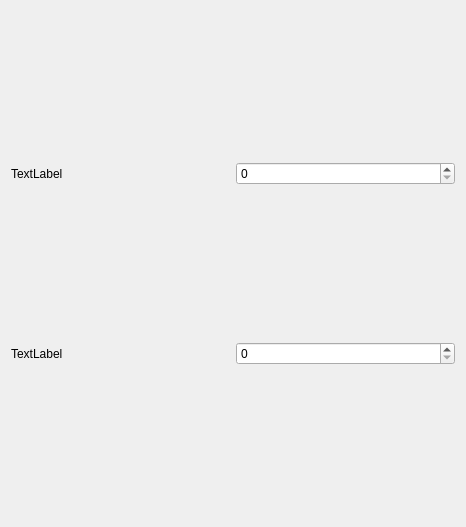
This is APSavegameEditor/Stats.ui in odom11/ap_savegame_editor as Qt 5 draws it before an edit. The edited form follows.
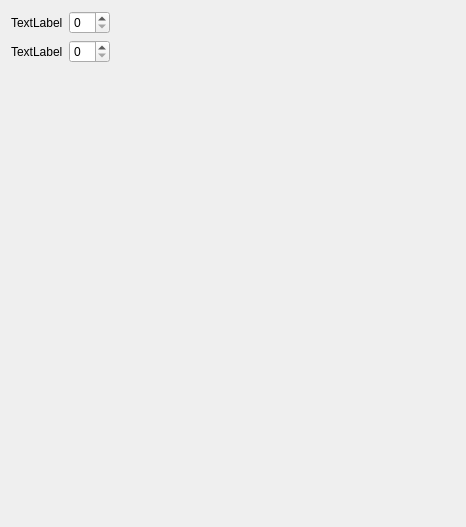
This is the edited form.

Commit message: modified layout with spacers

What changed in the file:
```diff
--- a/APSavegameEditor/Stats.ui
+++ b/APSavegameEditor/Stats.ui
@@ -24,6 +24,19 @@
    <item row="0" column="1">
     <widget class="QSpinBox" name="freeStatpointsValue"/>
    </item>
+   <item row="0" column="2">
+    <spacer name="horizontalSpacer">
+     <property name="orientation">
+      <enum>Qt::Horizontal</enum>
+     </property>
+     <property name="sizeHint" stdset="0">
+      <size>
+       <width>40</width>
+       <height>20</height>
+      </size>
+     </property>
+    </spacer>
+   </item>
    <item row="1" column="0">
     <widget class="QLabel" name="moneyLabel">
      <property name="text">
@@ -34,6 +47,19 @@
    <item row="1" column="1">
     <widget class="QSpinBox" name="moneyValue"/>
    </item>
+   <item row="2" column="1">
+    <spacer name="verticalSpacer">
+     <property name="orientation">
+      <enum>Qt::Vertical</enum>
+     </property>
+     <property name="sizeHint" stdset="0">
+      <size>
+       <width>20</width>
+       <height>40</height>
+      </size>
+     </property>
+    </spacer>
+   </item>
   </layout>
  </widget>
  <layoutdefault spacing="6" margin="11"/>
```
The commit also changes 2 other files.
